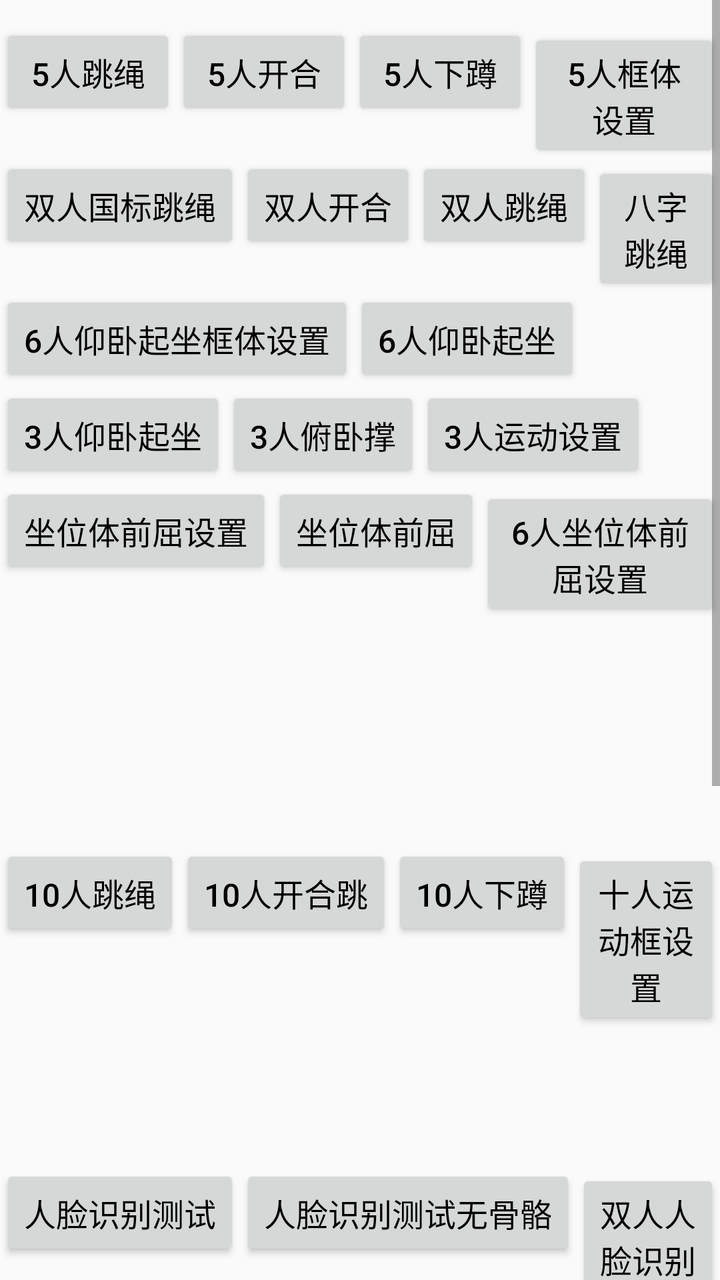
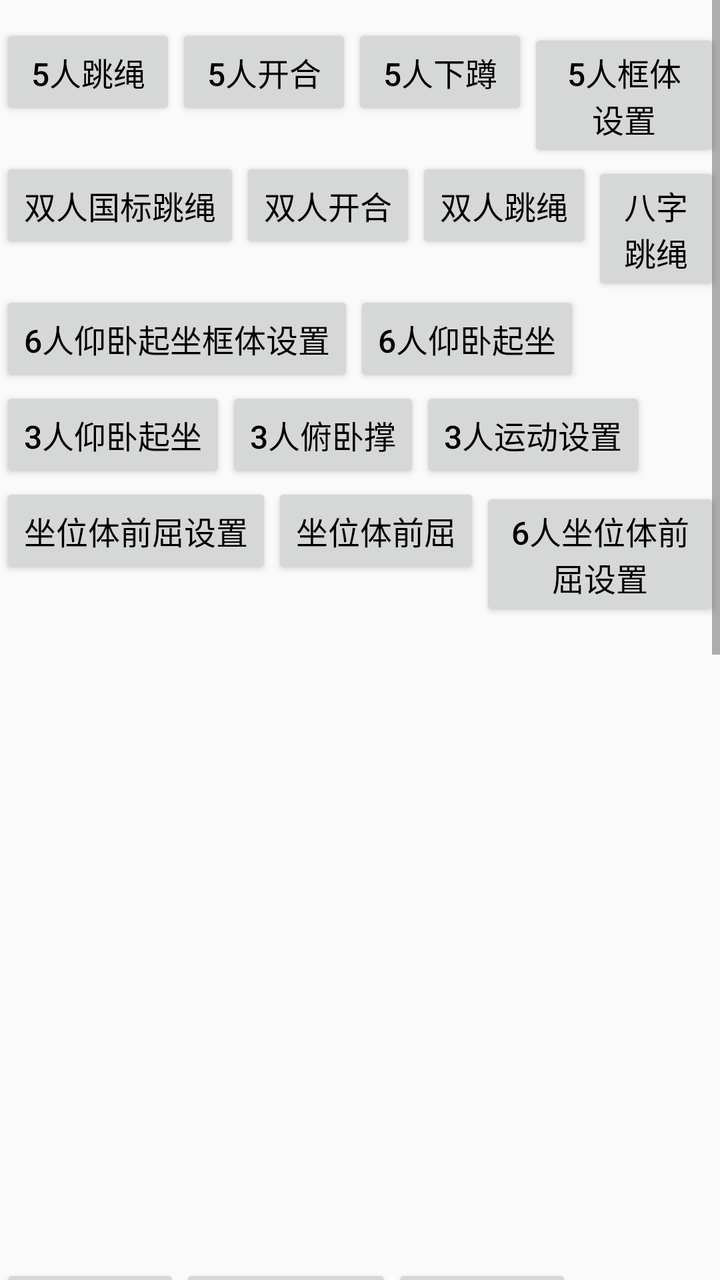

Two renders of the same Android screen: before a commit and after it. Below are the layout's source before the change and the commit's diff.
<!-- AndroidManifest.xml: application theme AppTheme -->
<!-- res/layout/ac_main.xml -->
<?xml version="1.0" encoding="utf-8"?>
<androidx.constraintlayout.widget.ConstraintLayout xmlns:android="http://schemas.android.com/apk/res/android"
    xmlns:app="http://schemas.android.com/apk/res-auto"
    android:layout_width="match_parent"
    android:layout_height="match_parent">

    <ScrollView
        android:layout_width="match_parent"
        android:layout_height="match_parent"
        android:layout_centerHorizontal="true"
        android:scrollbars="vertical">

        <LinearLayout
            android:layout_width="wrap_content"
            android:layout_height="wrap_content"
            android:layout_centerInParent="true"
            android:orientation="vertical"
            android:paddingTop="12dp"
            android:paddingBottom="12dp">

            <LinearLayout
                android:layout_width="wrap_content"
                android:layout_height="wrap_content"
                android:orientation="horizontal">

                <Button
                    android:id="@+id/bnt_0"
                    android:layout_width="wrap_content"
                    android:layout_height="wrap_content"
                    android:text="5人跳绳"
                    android:textColor="@color/color_black"
                    android:textSize="16sp" />

                <Button
                    android:id="@+id/bnt_3"
                    android:layout_width="wrap_content"
                    android:layout_height="wrap_content"
                    android:text="5人开合"
                    android:textColor="@color/color_black"
                    android:textSize="16sp" />

                <Button
                    android:id="@+id/bnt_4"
                    android:layout_width="wrap_content"
                    android:layout_height="wrap_content"
                    android:text="5人下蹲"
                    android:textColor="@color/color_black"
                    android:textSize="16sp" />
                <Button
                    android:id="@+id/bnt_5_region_set"
                    android:layout_width="wrap_content"
                    android:layout_height="wrap_content"
                    android:text="5人框体设置"
                    android:textColor="@color/color_black"
                    android:textSize="16sp" />

            </LinearLayout>

            <LinearLayout
                android:layout_width="match_parent"
                android:layout_height="wrap_content"
                android:contentDescription="双人运动">

                <Button
                    android:id="@+id/btn_skip_gb"
                    android:layout_width="wrap_content"
                    android:layout_height="wrap_content"
                    android:text="双人国标跳绳"
                    android:textColor="@color/color_black"
                    android:textSize="16sp" />
                <Button
                    android:id="@+id/btn_double_open_close"
                    android:layout_width="wrap_content"
                    android:layout_height="wrap_content"
                    android:text="双人开合"
                    android:textColor="@color/color_black"
                    android:textSize="16sp" />

                <Button
                    android:id="@+id/btn_skip"
                    android:layout_width="wrap_content"
                    android:layout_height="wrap_content"
                    android:text="双人跳绳"
                    android:textColor="@color/color_black"
                    android:textSize="16sp" />

                <Button
                    android:id="@+id/btn_skip_eight"
                    android:layout_width="wrap_content"
                    android:layout_height="wrap_content"
                    android:text="八字跳绳"
                    android:textColor="@color/color_black"
                    android:textSize="16sp" />
            </LinearLayout>

            <LinearLayout
                android:layout_width="match_parent"
                android:layout_height="wrap_content"
                android:contentDescription="双人运动">
                <Button
                    android:id="@+id/btn_six_ywqz_set"
                    android:layout_width="wrap_content"
                    android:layout_height="wrap_content"
                    android:text="6人仰卧起坐框体设置"
                    android:textColor="@color/color_black"
                    android:textSize="16sp" />
                <Button
                    android:id="@+id/btn_six_ywqz"
                    android:layout_width="wrap_content"
                    android:layout_height="wrap_content"
                    android:text="6人仰卧起坐"
                    android:textColor="@color/color_black"
                    android:textSize="16sp" />
            </LinearLayout>

            <LinearLayout
                android:layout_width="wrap_content"
                android:layout_height="wrap_content">

                <Button
                    android:id="@+id/bnt_8"
                    android:layout_width="wrap_content"
                    android:layout_height="wrap_content"
                    android:text="3人仰卧起坐"
                    android:textColor="@color/color_black"
                    android:textSize="16sp" />

                <Button
                    android:id="@+id/bnt_9"
                    android:layout_width="wrap_content"
                    android:layout_height="wrap_content"
                    android:text="3人俯卧撑"
                    android:textColor="@color/color_black"
                    android:textSize="16sp" />

                <Button
                    android:id="@+id/btn_three_set"
                    android:layout_width="wrap_content"
                    android:layout_height="wrap_content"
                    android:text="3人运动设置"
                    android:textColor="@color/color_black"
                    android:textSize="16sp" />

            </LinearLayout>

            <LinearLayout
                android:layout_width="wrap_content"
                android:layout_height="wrap_content"
                android:orientation="horizontal">


                <Button
                    android:id="@+id/bnt_10"
                    android:layout_width="wrap_content"
                    android:layout_height="wrap_content"
                    android:text="坐位体前屈设置"
                    android:textColor="@color/color_black"
                    android:textSize="16sp" />

                <Button
                    android:id="@+id/bnt_zw"
                    android:layout_width="wrap_content"
                    android:layout_height="wrap_content"
                    android:text="坐位体前屈"
                    android:textColor="@color/color_black"
                    android:textSize="16sp" />

                <Button
                    android:id="@+id/btn_forward_6_set"
                    android:layout_width="wrap_content"
                    android:layout_height="wrap_content"
                    android:text="6人坐位体前屈设置"
                    android:textColor="@color/color_black"
                    android:textSize="16sp" />

                <Button
                    android:id="@+id/btn_forward_6"
                    android:layout_width="wrap_content"
                    android:layout_height="wrap_content"
                    android:text="6人坐位体前屈"
                    android:textColor="@color/color_black"
                    android:textSize="16sp" />

            </LinearLayout>

            <LinearLayout
                android:layout_width="wrap_content"
                android:layout_height="wrap_content"
                android:orientation="horizontal">

                <Button
                    android:id="@+id/bnt_11"
                    android:layout_width="wrap_content"
                    android:layout_height="wrap_content"
                    android:text="10人跳绳"
                    android:textColor="@color/color_black"
                    android:textSize="16sp" />

                <Button
                    android:id="@+id/btn_ten_open_close"
                    android:layout_width="wrap_content"
                    android:layout_height="wrap_content"
                    android:text="10人开合跳"
                    android:textColor="@color/color_black"
                    android:textSize="16sp" />

                <Button
                    android:id="@+id/btn_ten_squat"
                    android:layout_width="wrap_content"
                    android:layout_height="wrap_content"
                    android:text="10人下蹲"
                    android:textColor="@color/color_black"
                    android:textSize="16sp" />

                <Button
                    android:id="@+id/btn_10_region_set"
                    android:layout_width="wrap_content"
                    android:layout_height="wrap_content"
                    android:text="十人运动框设置"
                    android:textColor="@color/color_black"
                    android:textSize="16sp" />

                <Button
                    android:id="@+id/btn_ipc_set"
                    android:layout_width="wrap_content"
                    android:layout_height="wrap_content"
                    android:text="IPC设置"
                    android:textColor="@color/color_black"
                    android:textSize="16sp" />

                <Button
                    android:id="@+id/btn_ten_face"
                    android:layout_width="wrap_content"
                    android:layout_height="wrap_content"
                    android:text="十人人脸识别"
                    android:textColor="@color/color_black"
                    android:textSize="16sp" />
            </LinearLayout>

            <LinearLayout
                android:layout_width="wrap_content"
                android:layout_height="wrap_content">

                <Button
                    android:id="@+id/btn_face_test"
                    android:layout_width="wrap_content"
                    android:layout_height="wrap_content"
                    android:text="人脸识别测试"
                    android:textColor="@color/color_black"
                    android:textSize="16sp" />

                <Button
                    android:id="@+id/btn_face_test2"
                    android:layout_width="wrap_content"
                    android:layout_height="wrap_content"
                    android:text="人脸识别测试无骨骼"
                    android:textColor="@color/color_black"
                    android:textSize="16sp" />

                <Button
                    android:id="@+id/btn_double_face"
                    android:layout_width="wrap_content"
                    android:layout_height="wrap_content"
                    android:text="双人人脸识别测试"
                    android:textColor="@color/color_black"
                    android:textSize="16sp" />

                <Button
                    android:id="@+id/btn_pic_identify"
                    android:layout_width="wrap_content"
                    android:layout_height="wrap_content"
                    android:text="图片人脸识别"
                    android:textColor="@color/color_black"
                    android:textSize="16sp" />
                <Button
                    android:id="@+id/btn_processor_identify"
                    android:layout_width="wrap_content"
                    android:layout_height="wrap_content"
                    android:text="人脸识别processor"
                    android:textColor="@color/color_black"
                    android:textSize="16sp" />

            </LinearLayout>

            <LinearLayout
                android:layout_width="wrap_content"
                android:layout_height="wrap_content">

                <Button
                    android:id="@+id/btn_nfc_test"
                    android:layout_width="wrap_content"
                    android:layout_height="wrap_content"
                    android:text="NFC读卡测试"
                    android:textColor="@color/color_black"
                    android:textSize="16sp" />
            </LinearLayout>

            <LinearLayout
                android:layout_width="wrap_content"
                android:layout_height="wrap_content">

                <Button
                    android:id="@+id/btn_body_test"
                    android:layout_width="wrap_content"
                    android:layout_height="wrap_content"
                    android:text="框体测试"
                    android:textColor="@color/color_black"
                    android:textSize="16sp" />
                <Button
                    android:id="@+id/btn_frame_animation_test"
                    android:layout_width="wrap_content"
                    android:layout_height="wrap_content"
                    android:text="多序列帧动画"
                    android:textColor="@color/color_black"
                    android:textSize="16sp" />
                <Button
                    android:id="@+id/btn_gesture"
                    android:layout_width="wrap_content"
                    android:layout_height="wrap_content"
                    android:text="手势识别"
                    android:textColor="@color/color_black"
                    android:textSize="16sp" />
            </LinearLayout>

            
            <LinearLayout
                android:layout_width="wrap_content"
                android:layout_height="wrap_content">

                <Button
                    android:id="@+id/btn_bmi_setting"
                    android:layout_width="wrap_content"
                    android:layout_height="wrap_content"
                    android:text="BMI设置"
                    android:textColor="@color/color_black"
                    android:textSize="16sp" />

                <Button
                    android:id="@+id/btn_bmi_sport"
                    android:layout_width="wrap_content"
                    android:layout_height="wrap_content"
                    android:text="BMI运动"
                    android:textColor="@color/color_black"
                    android:textSize="16sp" />

                <Button
                    android:id="@+id/btn_lung_setting"
                    android:layout_width="wrap_content"
                    android:layout_height="wrap_content"
                    android:text="肺活量设置"
                    android:textColor="@color/color_black"
                    android:textSize="16sp" />

                <Button
                    android:id="@+id/btn_lung_sport"
                    android:layout_width="wrap_content"
                    android:layout_height="wrap_content"
                    android:text="肺活量运动"
                    android:textColor="@color/color_black"
                    android:textSize="16sp" />
            </LinearLayout>

        </LinearLayout>

    </ScrollView>

    <TextView
        android:id="@+id/tv_org_id"
        android:layout_width="wrap_content"
        android:layout_height="wrap_content"
        android:layout_marginEnd="@dimen/dp_60"
        android:layout_marginBottom="@dimen/dp_60"
        app:layout_constraintBottom_toBottomOf="parent"
        app:layout_constraintEnd_toEndOf="parent" />
</androidx.constraintlayout.widget.ConstraintLayout>
<!-- resources referenced by this layout -->
<resources>
  <color name="color_black">#000000</color>
  <dimen name="dp_60">60dp</dimen>
  <style name="AppTheme" parent="Theme.AppCompat.DayNight.NoActionBar">
          <item name="colorPrimary">#00FFFF</item>
          <item name="colorPrimaryDark">#FFFFFF</item>
          <item name="colorAccent">#FFFF00</item>
          <item name="android:windowActionBar">false</item>
          <item name="android:windowNoTitle">true</item>
          <item name="android:windowContentTransitions">true</item>
          <item name="android:statusBarColor">@android:color/transparent</item>
          <item name="android:windowFullscreen">true</item>
          <item name="android:windowTranslucentNavigation">true</item>
          <item name="android:windowTranslucentStatus">true</item>
          <item name="android:windowDisablePreview">true</item>
      </style>
</resources>

<!-- the commit's change to res/layout/ac_main.xml (unified diff, before → after) -->
@@ -178,6 +178,14 @@
                     android:layout_width="wrap_content"
                     android:layout_height="wrap_content"
                     android:text="6人坐位体前屈"
+                    android:textColor="@color/color_black"
+                    android:textSize="16sp" />
+
+                <Button
+                    android:id="@+id/btn_sit_reach_6"
+                    android:layout_width="wrap_content"
+                    android:layout_height="wrap_content"
+                    android:text="6人坐位体前屈(sitreach6)"
                     android:textColor="@color/color_black"
                     android:textSize="16sp" />
 
